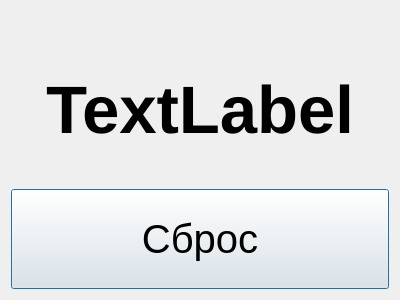
This is desktop_ui/mainwindow.ui in polovik/stopwatch as Qt 5 draws it before an edit. The edited form follows.
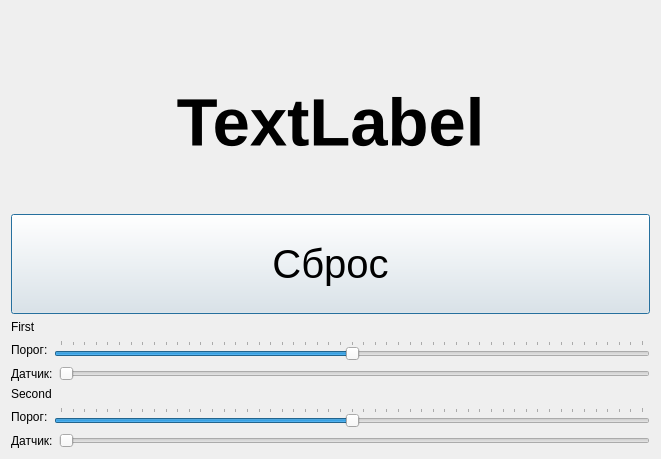
This is the edited form. Icons and pictures are not drawn.

```diff
--- a/desktop_ui/mainwindow.ui
+++ b/desktop_ui/mainwindow.ui
@@ -6,8 +6,8 @@
    <rect>
     <x>0</x>
     <y>0</y>
-    <width>400</width>
-    <height>300</height>
+    <width>661</width>
+    <height>459</height>
    </rect>
   </property>
   <property name="windowTitle">
@@ -18,7 +18,7 @@
     <normaloff>:/logo.ico</normaloff>:/logo.ico</iconset>
   </property>
   <widget class="QWidget" name="centralWidget">
-   <layout class="QVBoxLayout" name="verticalLayout" stretch="0,1,0">
+   <layout class="QVBoxLayout" name="verticalLayout_2" stretch="0,1,0,0">
     <item>
      <layout class="QHBoxLayout" name="horizontalLayout" stretch="1,0,1">
       <item>
@@ -91,6 +91,126 @@
       </property>
      </widget>
     </item>
+    <item>
+     <layout class="QVBoxLayout" name="verticalLayout">
+      <item>
+       <widget class="QLabel" name="labelFirst">
+        <property name="text">
+         <string>First</string>
+        </property>
+        <property name="alignment">
+         <set>Qt::AlignLeading|Qt::AlignLeft|Qt::AlignVCenter</set>
+        </property>
+       </widget>
+      </item>
+      <item>
+       <layout class="QHBoxLayout" name="horizontalLayout_2">
+        <item>
+         <widget class="QLabel" name="label_3">
+          <property name="text">
+           <string>Порог:</string>
+          </property>
+         </widget>
+        </item>
+        <item>
+         <widget class="QSlider" name="sliderFirst">
+          <property name="maximum">
+           <number>50</number>
+          </property>
+          <property name="value">
+           <number>25</number>
+          </property>
+          <property name="orientation">
+           <enum>Qt::Horizontal</enum>
+          </property>
+          <property name="tickPosition">
+           <enum>QSlider::TicksAbove</enum>
+          </property>
+         </widget>
+        </item>
+       </layout>
+      </item>
+      <item>
+       <layout class="QHBoxLayout" name="horizontalLayout_3">
+        <item>
+         <widget class="QLabel" name="label">
+          <property name="text">
+           <string>Датчик:</string>
+          </property>
+         </widget>
+        </item>
+        <item>
+         <widget class="QSlider" name="sliderFirstCurrent">
+          <property name="enabled">
+           <bool>false</bool>
+          </property>
+          <property name="maximum">
+           <number>50</number>
+          </property>
+          <property name="orientation">
+           <enum>Qt::Horizontal</enum>
+          </property>
+         </widget>
+        </item>
+       </layout>
+      </item>
+      <item>
+       <widget class="QLabel" name="labelSecond">
+        <property name="text">
+         <string>Second</string>
+        </property>
+       </widget>
+      </item>
+      <item>
+       <layout class="QHBoxLayout" name="horizontalLayout_4">
+        <item>
+         <widget class="QLabel" name="label_4">
+          <property name="text">
+           <string>Порог:</string>
+          </property>
+         </widget>
+        </item>
+        <item>
+         <widget class="QSlider" name="sliderSecond">
+          <property name="maximum">
+           <number>50</number>
+          </property>
+          <property name="value">
+           <number>25</number>
+          </property>
+          <property name="orientation">
+           <enum>Qt::Horizontal</enum>
+          </property>
+          <property name="tickPosition">
+           <enum>QSlider::TicksAbove</enum>
+          </property>
+         </widget>
+        </item>
+       </layout>
+      </item>
+      <item>
+       <layout class="QHBoxLayout" name="horizontalLayout_5">
+        <item>
+         <widget class="QLabel" name="label_2">
+          <property name="text">
+           <string>Датчик:</string>
+          </property>
+         </widget>
+        </item>
+        <item>
+         <widget class="QSlider" name="sliderSecondCurrent">
+          <property name="enabled">
+           <bool>false</bool>
+          </property>
+          <property name="orientation">
+           <enum>Qt::Horizontal</enum>
+          </property>
+         </widget>
+        </item>
+       </layout>
+      </item>
+     </layout>
+    </item>
    </layout>
   </widget>
  </widget>
```
